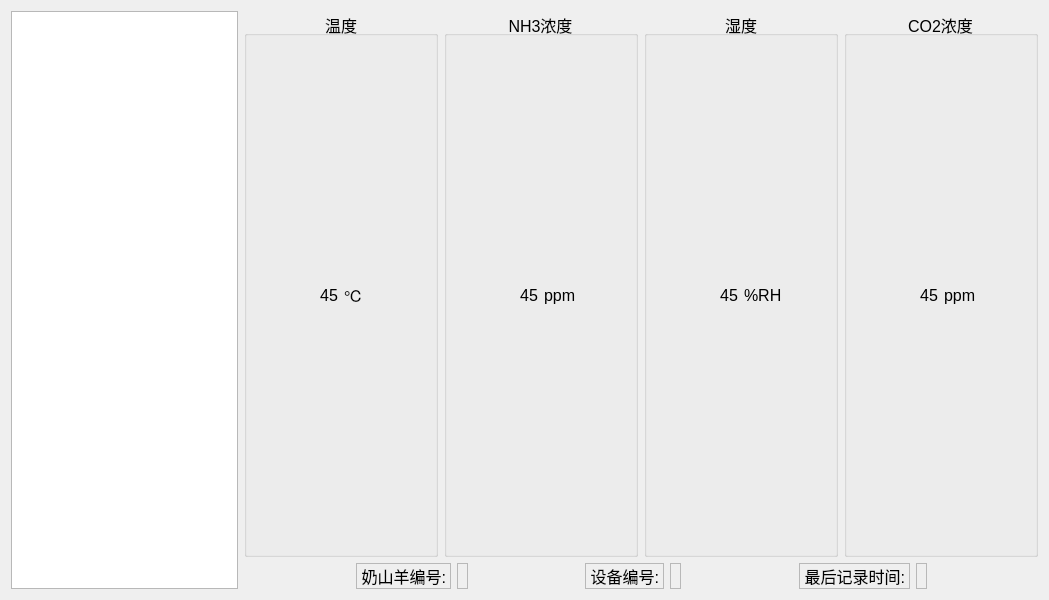
Old version of the form informationform.ui in the repository po-ppy/Goat.
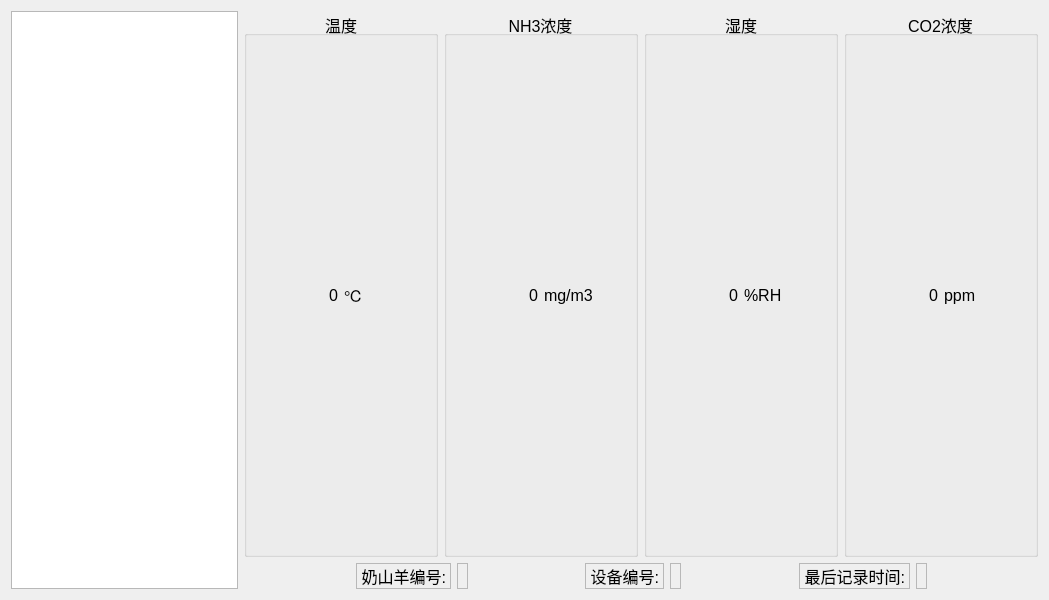
New version of the form.

Patch:
```diff
--- a/informationform.ui
+++ b/informationform.ui
@@ -46,7 +46,7 @@
               <item>
                <widget class="QLabel" name="wenduLabel">
                 <property name="text">
-                 <string>45</string>
+                 <string>0</string>
                 </property>
                 <property name="alignment">
                  <set>Qt::AlignRight|Qt::AlignTrailing|Qt::AlignVCenter</set>
@@ -79,7 +79,7 @@
               <item>
                <widget class="QLabel" name="anqiLabel">
                 <property name="text">
-                 <string>45</string>
+                 <string>0</string>
                 </property>
                 <property name="alignment">
                  <set>Qt::AlignRight|Qt::AlignTrailing|Qt::AlignVCenter</set>
@@ -89,7 +89,7 @@
               <item>
                <widget class="QLabel" name="label_5">
                 <property name="text">
-                 <string>ppm</string>
+                 <string>mg/m3</string>
                 </property>
                </widget>
               </item>
@@ -112,7 +112,7 @@
               <item>
                <widget class="QLabel" name="shiduLabel">
                 <property name="text">
-                 <string>45</string>
+                 <string>0</string>
                 </property>
                 <property name="alignment">
                  <set>Qt::AlignRight|Qt::AlignTrailing|Qt::AlignVCenter</set>
@@ -145,7 +145,7 @@
               <item>
                <widget class="QLabel" name="eryangLabel">
                 <property name="text">
-                 <string>45</string>
+                 <string>0</string>
                 </property>
                 <property name="alignment">
                  <set>Qt::AlignRight|Qt::AlignTrailing|Qt::AlignVCenter</set>
```
